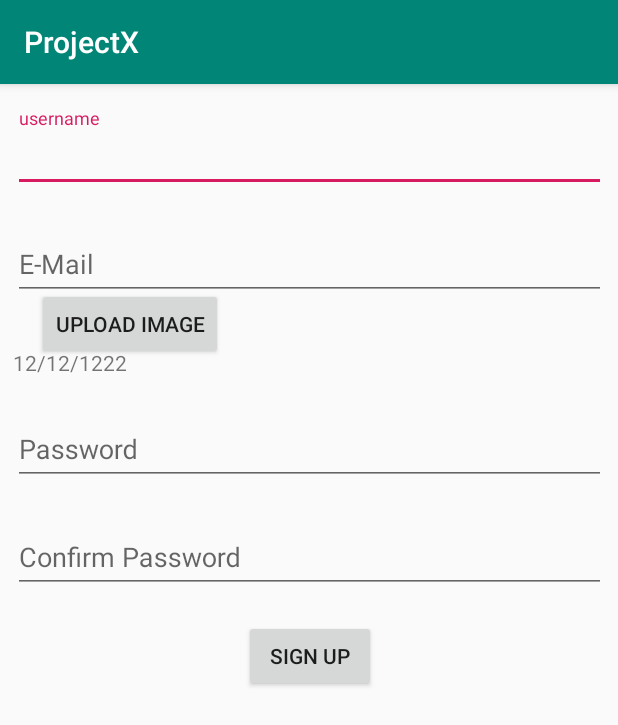
After one commit to nuyturaH/ProjectX, an Android app: the fragment SignUpFragment shown on its own in the app's theme, on a phone screen of 412 x 824 dp. The commit adds this screen. Shown: the top 725 px of the screen. Run offline under Robolectric (Android 15) with nearby library versions, the phone set to English and light mode, and no system bars.

Commit message:
Added 3 fragments

```diff
--- a/app/build.gradle
+++ b/app/build.gradle
@@ -22,7 +22,10 @@ dependencies {
     implementation fileTree(dir: 'libs', include: ['*.jar'])
     implementation 'com.android.support:appcompat-v7:28.0.0'
     implementation 'com.android.support.constraint:constraint-layout:1.1.3'
+    implementation 'com.android.support:support-v4:28.0.0'
     testImplementation 'junit:junit:4.12'
     androidTestImplementation 'com.android.support.test:runner:1.0.2'
     androidTestImplementation 'com.android.support.test.espresso:espresso-core:3.0.2'
+    implementation 'com.google.android.gms:play-services-maps:16.1.0'
+    implementation 'com.android.support:design:28.0.0'
 }
--- /dev/null
+++ b/app/src/main/java/com/har8yun/homeworks/projectx/fragment/SignUpFragment.java
@@ -0,0 +1,30 @@
+package com.har8yun.homeworks.projectx.fragment;
+
+
+import android.os.Bundle;
+import android.support.v4.app.Fragment;
+import android.view.LayoutInflater;
+import android.view.View;
+import android.view.ViewGroup;
+
+import com.har8yun.homeworks.projectx.R;
+
+/**
+ * A simple {@link Fragment} subclass.
+ */
+public class SignUpFragment extends Fragment {
+
+
+    public SignUpFragment() {
+        // Required empty public constructor
+    }
+
+
+    @Override
+    public View onCreateView(LayoutInflater inflater, ViewGroup container,
+                             Bundle savedInstanceState) {
+        // Inflate the layout for this fragment
+        return inflater.inflate(R.layout.fragment_sign_up, container, false);
+    }
+
+}
--- a/app/src/main/java/com/har8yun/homeworks/projectx/model/User.java
+++ b/app/src/main/java/com/har8yun/homeworks/projectx/model/User.java
@@ -11,7 +11,7 @@ public class User {
     private String password;
     private Integer points;
     private String status;
-    private Sport sport;//sport12345   oooooooo
+    private Sport sport;
 
 
     public Long getId() {
--- /dev/null
+++ b/app/src/main/res/layout/fragment_sign_up.xml
@@ -0,0 +1,113 @@
+<?xml version="1.0" encoding="utf-8"?>
+<android.support.constraint.ConstraintLayout xmlns:android="http://schemas.android.com/apk/res/android"
+    xmlns:app="http://schemas.android.com/apk/res-auto"
+    xmlns:tools="http://schemas.android.com/tools"
+    android:layout_width="match_parent"
+    android:layout_height="match_parent"
+    tools:context=".fragment.SignUpFragment">
+
+    <android.support.design.widget.TextInputLayout
+        android:id="@+id/textInputLayout"
+        android:layout_width="395dp"
+        android:layout_height="wrap_content"
+        android:layout_marginStart="24dp"
+        android:layout_marginTop="16dp"
+        android:layout_marginEnd="24dp"
+        app:layout_constraintEnd_toEndOf="parent"
+        app:layout_constraintStart_toStartOf="parent"
+        app:layout_constraintTop_toTopOf="parent">
+
+        <android.support.design.widget.TextInputEditText
+            android:id="@+id/etv_username_sign_up"
+            android:layout_width="match_parent"
+            android:layout_height="wrap_content"
+            android:hint="@string/username" />
+    </android.support.design.widget.TextInputLayout>
+
+    <android.support.design.widget.TextInputLayout
+        android:id="@+id/textInputLayout2"
+        android:layout_width="395dp"
+        android:layout_height="wrap_content"
+        android:layout_marginTop="16dp"
+        app:layout_constraintEnd_toEndOf="@+id/textInputLayout"
+        app:layout_constraintStart_toStartOf="@+id/textInputLayout"
+        app:layout_constraintTop_toBottomOf="@+id/textInputLayout">
+
+        <android.support.design.widget.TextInputEditText
+            android:id="@+id/etv_email_sign_up"
+            android:layout_width="match_parent"
+            android:layout_height="wrap_content"
+            android:hint="@string/e_mail" />
+    </android.support.design.widget.TextInputLayout>
+
+    <ImageView
+        android:id="@+id/iv_avatar_sign_up"
+        android:layout_width="wrap_content"
+        android:layout_height="wrap_content"
+        android:layout_marginTop="16dp"
+        app:layout_constraintStart_toStartOf="@+id/textInputLayout2"
+        app:layout_constraintTop_toBottomOf="@+id/textInputLayout2"
+        tools:src="@tools:sample/avatars[9]" />
+
+    <Button
+        android:id="@+id/btn_upload_sign_up"
+        android:layout_width="wrap_content"
+        android:layout_height="wrap_content"
+        android:layout_marginStart="16dp"
+        android:text="@string/upload_image"
+        app:layout_constraintBottom_toBottomOf="@+id/iv_avatar_sign_up"
+        app:layout_constraintStart_toEndOf="@+id/iv_avatar_sign_up"
+        app:layout_constraintTop_toTopOf="@+id/iv_avatar_sign_up" />
+
+    <TextView
+        android:id="@+id/tv_birth_date_sign_up"
+        android:layout_width="wrap_content"
+        android:layout_height="wrap_content"
+        android:layout_marginTop="16dp"
+        android:text="@string/_12_12_1222"
+        app:layout_constraintStart_toStartOf="@+id/iv_avatar_sign_up"
+        app:layout_constraintTop_toBottomOf="@+id/iv_avatar_sign_up" />
+
+    <android.support.design.widget.TextInputLayout
+        android:id="@+id/textInputLayout3"
+        android:layout_width="395dp"
+        android:layout_height="wrap_content"
+        android:layout_marginTop="16dp"
+        app:layout_constraintEnd_toEndOf="@+id/textInputLayout2"
+        app:layout_constraintStart_toStartOf="@+id/tv_birth_date_sign_up"
+        app:layout_constraintTop_toBottomOf="@+id/tv_birth_date_sign_up">
+
+        <android.support.design.widget.TextInputEditText
+            android:id="@+id/etv_password_sign_up"
+            android:layout_width="match_parent"
+            android:layout_height="wrap_content"
+            android:hint="@string/password" />
+    </android.support.design.widget.TextInputLayout>
+
+    <android.support.design.widget.TextInputLayout
+        android:id="@+id/textInputLayout4"
+        android:layout_width="395dp"
+        android:layout_height="58dp"
+        android:layout_marginTop="16dp"
+        app:layout_constraintEnd_toEndOf="@+id/textInputLayout3"
+        app:layout_constraintStart_toStartOf="@+id/textInputLayout3"
+        app:layout_constraintTop_toBottomOf="@+id/textInputLayout3">
+
+        <android.support.design.widget.TextInputEditText
+            android:id="@+id/etv_password_confirmation_sign_up"
+            android:layout_width="match_parent"
+            android:layout_height="wrap_content"
+            android:hint="@string/confirm_password" />
+    </android.support.design.widget.TextInputLayout>
+
+    <Button
+        android:id="@+id/btn_register_sign_up"
+        android:layout_width="wrap_content"
+        android:layout_height="wrap_content"
+        android:layout_marginTop="16dp"
+        android:text="@string/sign_up"
+        app:layout_constraintEnd_toEndOf="@+id/textInputLayout4"
+        app:layout_constraintStart_toStartOf="@+id/textInputLayout4"
+        app:layout_constraintTop_toBottomOf="@+id/textInputLayout4" />
+
+</android.support.constraint.ConstraintLayout>
--- a/app/src/main/res/values/strings.xml
+++ b/app/src/main/res/values/strings.xml
@@ -1,3 +1,16 @@
 <resources>
     <string name="app_name">ProjectX</string>
+
+    <!-- TODO: Remove or change this placeholder text -->
+    <string name="hello_blank_fragment">Hello blank fragment</string>
+    <string name="sign_up">Sign Up</string>
+    <string name="sign_in">Sign In</string>
+    <string name="description">Description</string>
+    <string name="username">username</string>
+    <string name="e_mail">E-Mail</string>
+    <string name="upload_image">Upload image</string>
+    <string name="_12_12_1222">12/12/1222</string>
+    <string name="password">Password</string>
+    <string name="confirm_password">Confirm Password</string>
+    <string name="sign_up">Sign Up</string>
 </resources>
```
Also changed, not shown: app/src/main/java/com/har8yun/homeworks/projectx/fragment/LaunchFragment.java (added, +30 -0 lines), app/src/main/java/com/har8yun/homeworks/projectx/fragment/SignInFragment.java (added, +30 -0 lines), app/src/main/res/layout/fragment_launch.xml (added, +44 -0 lines), app/src/main/res/layout/fragment_sign_in.xml (added, +14 -0 lines).
